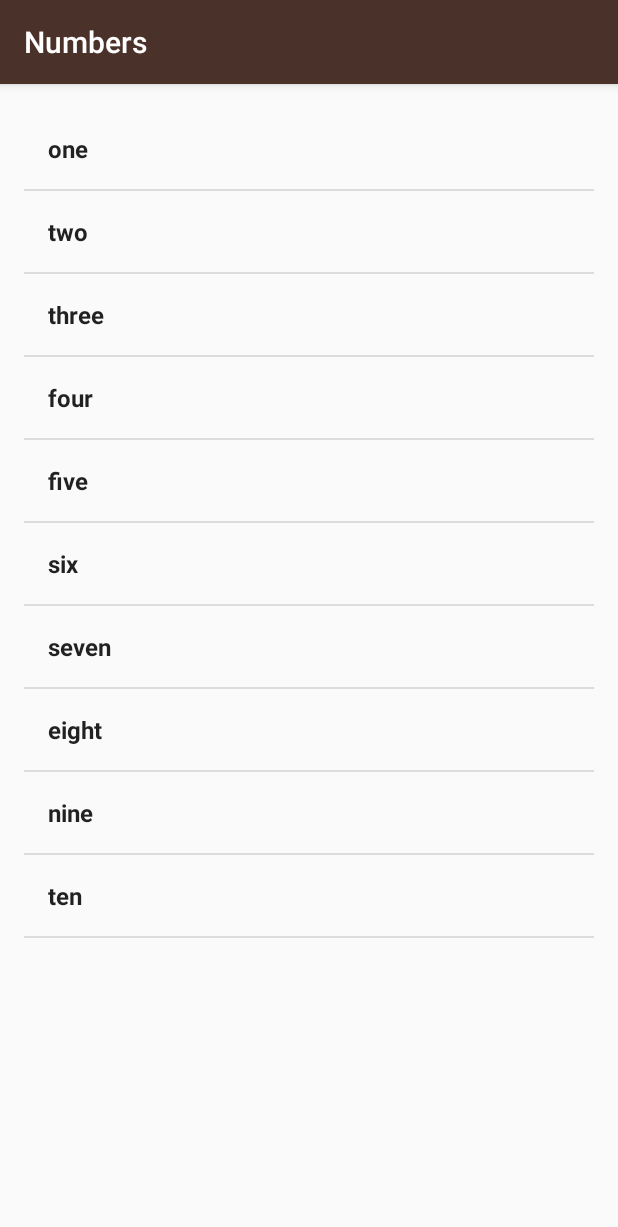
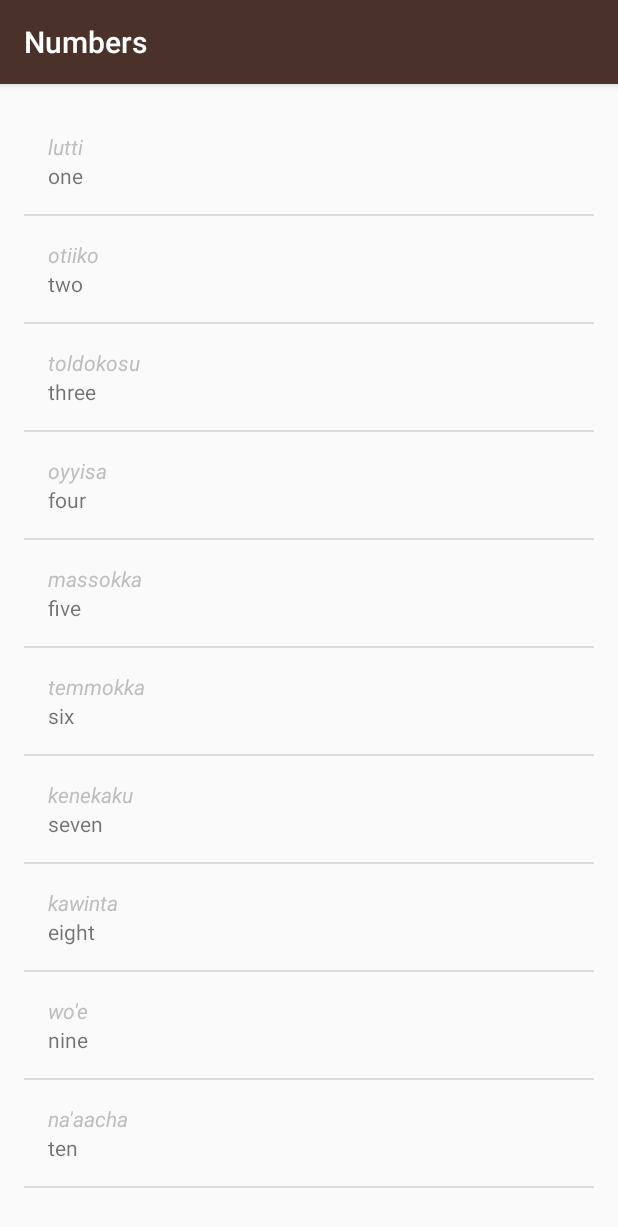
Before and after one commit to erdiucar/miwok, an Android app: the NumbersActivity screen opened directly, with no data from a screen before it, on a phone screen of 412 x 824 dp. Shown: the top 1227 px of the screen. Run offline under Robolectric (Android 15) with nearby library versions, the phone set to English and light mode, and no system bars.

Commit message:
Add a new Word and WordAdapter(extends from ArrayAdapter) class for ListView

```diff
--- a/app/src/main/java/com/example/android/miwok/NumbersActivity.java
+++ b/app/src/main/java/com/example/android/miwok/NumbersActivity.java
@@ -16,19 +16,19 @@ public class NumbersActivity extends AppCompatActivity {
         super.onCreate(savedInstanceState);
         setContentView(R.layout.activity_numbers);
 
-        ArrayList<String> words = new ArrayList<String>();
-        words.add("one");
-        words.add("two");
-        words.add("three");
-        words.add("four");
-        words.add("five");
-        words.add("six");
-        words.add("seven");
-        words.add("eight");
-        words.add("nine");
-        words.add("ten");
+        ArrayList<Word> words = new ArrayList<Word>();
+        words.add(new Word("one", "lutti"));
+        words.add(new Word("two", "otiiko"));
+        words.add(new Word("three", "toldokosu"));
+        words.add(new Word("four", "oyyisa"));
+        words.add(new Word("five", "massokka"));
+        words.add(new Word("six", "temmokka"));
+        words.add(new Word("seven", "kenekaku"));
+        words.add(new Word("eight", "kawinta"));
+        words.add(new Word("nine", "wo'e"));
+        words.add(new Word("ten", "na'aacha"));
 
-        ArrayAdapter<String> itemsAdapter = new ArrayAdapter<String>(this, R.layout.simple_list_item_1, words);
+        WordAdapter itemsAdapter = new WordAdapter(this, words);
         ListView listView = (ListView) findViewById(R.id.list);
         listView.setAdapter(itemsAdapter);
     }
--- /dev/null
+++ b/app/src/main/java/com/example/android/miwok/Word.java
@@ -0,0 +1,27 @@
+package com.example.android.miwok;
+
+public class Word {
+    private String defaultTranslation;
+    private String miwokTranslation;
+
+    public Word(String defaultTranslation, String miwokTranslation) {
+        this.defaultTranslation = defaultTranslation;
+        this.miwokTranslation = miwokTranslation;
+    }
+
+    public String getDefaultTranslation() {
+        return defaultTranslation;
+    }
+
+    public void setDefaultTranslation(String defaultTranslation) {
+        this.defaultTranslation = defaultTranslation;
+    }
+
+    public String getMiwokTranslation() {
+        return miwokTranslation;
+    }
+
+    public void setMiwokTranslation(String miwokTranslation) {
+        this.miwokTranslation = miwokTranslation;
+    }
+}
--- /dev/null
+++ b/app/src/main/java/com/example/android/miwok/WordAdapter.java
@@ -0,0 +1,39 @@
+package com.example.android.miwok;
+
+import android.content.Context;
+import android.support.annotation.NonNull;
+import android.support.annotation.Nullable;
+import android.text.Layout;
+import android.view.LayoutInflater;
+import android.view.View;
+import android.view.ViewGroup;
+import android.widget.ArrayAdapter;
+import android.widget.TextView;
+
+import java.util.ArrayList;
+import java.util.List;
+
+class WordAdapter extends ArrayAdapter<Word> {
+    public WordAdapter(@NonNull Context context, @NonNull ArrayList<Word> objects) {
+        super(context, 0, objects);
+    }
+
+    @NonNull
+    @Override
+    public View getView(int position, @Nullable View convertView, @NonNull ViewGroup parent) {
+        View listItemView = convertView;
+        if (listItemView == null) {
+            listItemView = LayoutInflater.from(getContext()).inflate(R.layout.list_item, parent, false);
+        }
+
+        Word currentWord = getItem(position);
+
+        TextView miwokTextView = (TextView) listItemView.findViewById(R.id.miwok_text_view);
+        miwokTextView.setText(currentWord.getMiwokTranslation());
+
+        TextView defaultTextView = (TextView) listItemView.findViewById(R.id.default_text_view);
+        defaultTextView.setText(currentWord.getDefaultTranslation());
+
+        return listItemView;
+    }
+}
--- /dev/null
+++ b/app/src/main/res/layout/list_item.xml
@@ -0,0 +1,22 @@
+<?xml version="1.0" encoding="utf-8"?>
+<LinearLayout xmlns:android="http://schemas.android.com/apk/res/android"
+    xmlns:tools="http://schemas.android.com/tools"
+    android:layout_width="match_parent"
+    android:layout_height="wrap_content"
+    android:orientation="vertical"
+    android:padding="16dp">
+
+    <TextView
+        android:id="@+id/miwok_text_view"
+        android:layout_width="match_parent"
+        android:layout_height="wrap_content"
+        android:textStyle="italic"
+        android:textColor="@android:color/secondary_text_dark"
+        tools:text="lutti" />
+
+    <TextView
+        android:id="@+id/default_text_view"
+        android:layout_width="match_parent"
+        android:layout_height="wrap_content"
+        tools:text="one" />
+</LinearLayout>
```
